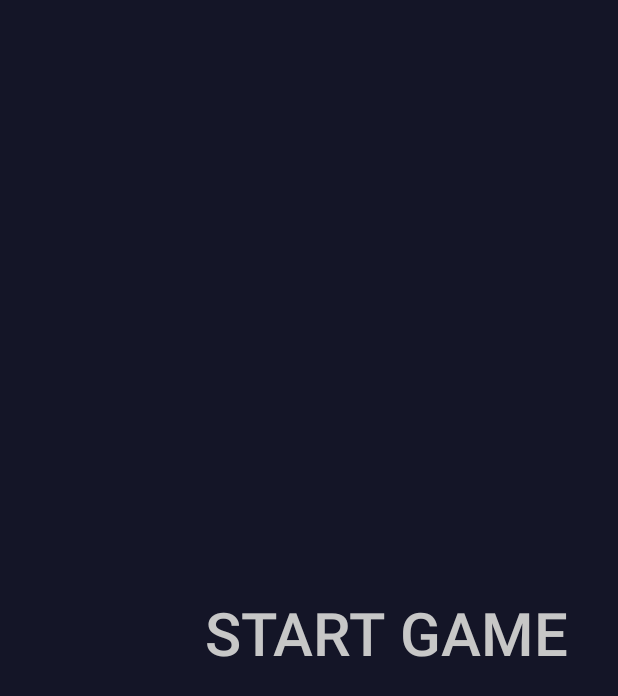
After one commit to JOTworks/pollerexpress, an Android app: the layout fragment_lobby.xml on its own in the app's theme, with its tools: preview values and no code run, on a phone screen of 412 x 824 dp. The commit adds this screen. Shown: the top 696 px of the screen. Run offline under Robolectric (Android 15) with nearby library versions, the phone set to English and light mode, and no system bars.

Commit message:
build lobby xml

```diff
--- /dev/null
+++ b/app/src/main/res/layout/fragment_lobby.xml
@@ -0,0 +1,36 @@
+<?xml version="1.0" encoding="utf-8"?>
+<LinearLayout xmlns:android="http://schemas.android.com/apk/res/android"
+    xmlns:tools="http://schemas.android.com/tools"
+    android:layout_width="match_parent"
+    android:layout_height="match_parent"
+    android:gravity="center"
+    tools:context="Views.MainActivity"
+    android:background="@color/PollerBackground"
+    android:orientation="horizontal">
+
+    <android.support.v7.widget.RecyclerView
+        android:id="@+id/player_recycler_view"
+        android:scrollbars="vertical"
+        android:layout_width="match_parent"
+        android:layout_weight="3"
+        android:layout_height="wrap_content"/>
+
+    <LinearLayout
+        android:layout_width="match_parent"
+        android:layout_height="wrap_content"
+        android:layout_weight="1"
+        android:background="@color/PollerBackground"
+        android:orientation="horizontal">
+
+        <Button
+            android:id="@+id/start_game_button"
+            android:layout_width="match_parent"
+            android:layout_height="wrap_content"
+            android:paddingTop="20dp"
+            android:textSize="40sp"
+            style="@style/PollerTheme"
+            android:text="@string/start_game_button_text" />
+
+    </LinearLayout>
+
+</LinearLayout>
--- a/app/src/main/res/values/strings.xml
+++ b/app/src/main/res/values/strings.xml
@@ -2,6 +2,7 @@
     <string name="app_name">pollerexpress</string>
     <string name="create_game_button_text">Create New Game</string>
     <string name="create_game_button_text2">Create Game</string>
+    <string name="start_game_button_text">Start Game</string>
     <string name="join_game_text">Join</string>
     <string name="game_name_text">Name:</string>
     <string name="players_text">Players:</string>
```
